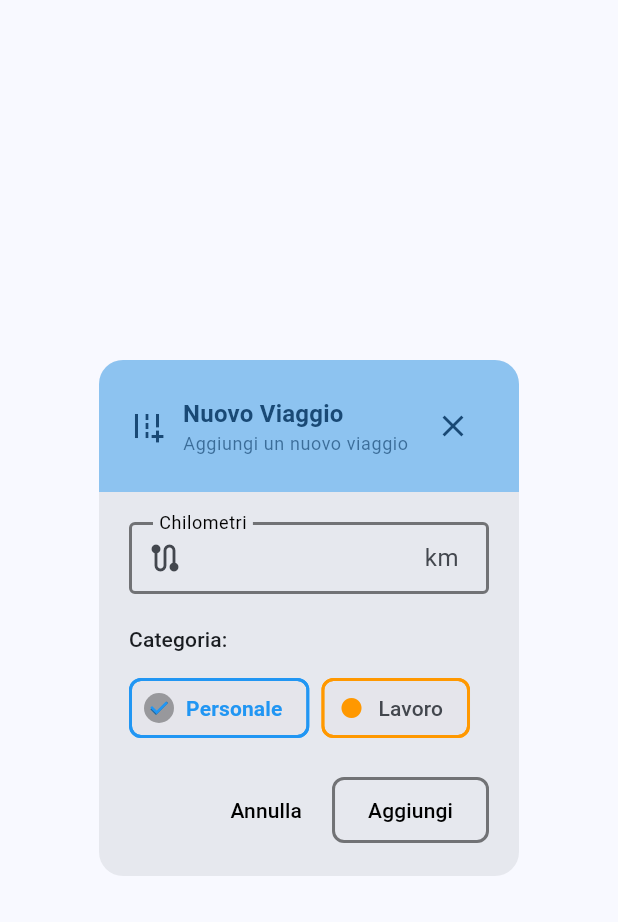
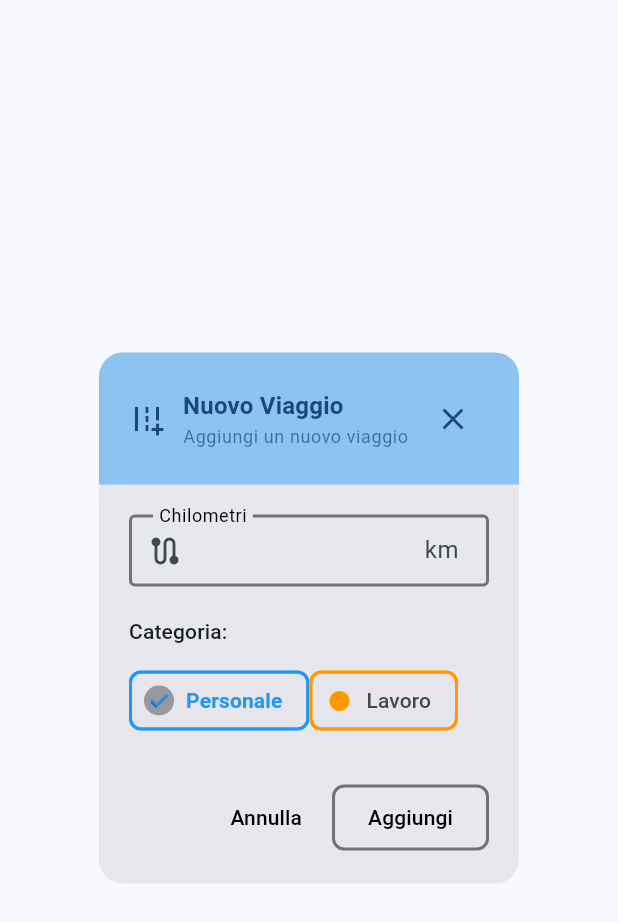
Before and after one commit to PaoloStillittano/KMCounter, a Flutter app: the AddEditEntryDialog widget shown alone on an empty page, opened directly with empty values, on a phone screen of 412 x 824 dp. Shown: the top 922 px of the screen. Run offline on Flutter 3.47's test engine with Material 3 defaults, Android fonts, the phone set to English and light mode, and no system bars; our stand-ins replace hive, hive_flutter, permission_handler, share_plus, shared_preferences; missing offline and left inert: excel; accounts and stored records are empty.

Commit message:
Fixing responsive

```diff
--- a/lib/logic/km_detail_logic.dart
+++ b/lib/logic/km_detail_logic.dart
@@ -145,7 +145,6 @@ class KmDetailLogic {
   }
 }
 
-// Il dialog rimane uguale
 class AddEditEntryDialog extends StatefulWidget {
   final KmEntry? entry;
   final DateTime selectedDate;
@@ -200,16 +199,29 @@ class _AddEditEntryDialogState extends State<AddEditEntryDialog> {
     final theme = Theme.of(context);
     final isEditing = widget.entry != null;
     final isDark = theme.brightness == Brightness.dark;
+    final mediaQuery = MediaQuery.of(context);
+    final screenHeight = mediaQuery.size.height;
+    final keyboardHeight = mediaQuery.viewInsets.bottom;
+
+    // Calcola l'altezza massima disponibile per il dialog
+    final maxHeight =
+        screenHeight - keyboardHeight - 100; // 100 per margini di sicurezza
 
     return AlertDialog(
-      // Rimuovi il title tradizionale
       title: null,
       titlePadding: EdgeInsets.zero,
       contentPadding: EdgeInsets.zero,
-      content: Column(
+      insetPadding: const EdgeInsets.symmetric(horizontal: 40, vertical: 24),
+      content: ConstrainedBox(
+        constraints: BoxConstraints(
+          maxHeight: maxHeight,
+          maxWidth: 400, // Larghezza massima per schermi grandi
+        ),
+        child: IntrinsicHeight(
+          child: Column(
             mainAxisSize: MainAxisSize.min,
             children: [
-          // Header Section ispirata a _HeaderSection
+              // Header Section - Altezza fissa
               Container(
                 padding: const EdgeInsets.all(20),
                 decoration: BoxDecoration(
@@ -264,8 +276,9 @@ class _AddEditEntryDialogState extends State<AddEditEntryDialog> {
                 ),
               ),
 
-          // Form Content
-          Padding(
+              // Form Content - Scrollabile se necessario
+              Flexible(
+                child: SingleChildScrollView(
                   padding: const EdgeInsets.all(20),
                   child: Form(
                     key: _formKey,
@@ -275,8 +288,8 @@ class _AddEditEntryDialogState extends State<AddEditEntryDialog> {
                       children: [
                         TextFormField(
                           controller: _kmController,
-                    keyboardType:
-                        const TextInputType.numberWithOptions(decimal: true),
+                          keyboardType: const TextInputType.numberWithOptions(
+                              decimal: true),
                           decoration: InputDecoration(
                             labelText: 'Chilometri',
                             labelStyle: TextStyle(
@@ -313,9 +326,8 @@ class _AddEditEntryDialogState extends State<AddEditEntryDialog> {
                           style: theme.textTheme.titleSmall,
                         ),
                         const SizedBox(height: 12),
-                  Wrap(
-                    spacing: 8,
-                    runSpacing: 8,
+                        Row(
+                          crossAxisAlignment: CrossAxisAlignment.start,
                           children: KmCategory.values.map((category) {
                             final isSelected = _selectedCategory == category;
                             final categoryColor = _getCategoryColor(category);
@@ -326,7 +338,8 @@ class _AddEditEntryDialogState extends State<AddEditEntryDialog> {
                                 category.displayName,
                                 style: TextStyle(
                                   color: isSelected ? categoryColor : null,
-                            fontWeight: isSelected ? FontWeight.bold : null,
+                                  fontWeight:
+                                      isSelected ? FontWeight.bold : null,
                                 ),
                               ),
                               avatar: Icon(
@@ -353,14 +366,20 @@ class _AddEditEntryDialogState extends State<AddEditEntryDialog> {
                               shape: RoundedRectangleBorder(
                                 borderRadius: BorderRadius.circular(8),
                               ),
+
                             );
                           }).toList(),
+                        ),
+                        // Aggiungi un po' di spazio extra per evitare che il contenuto sia troppo vicino ai bottoni
+                        const SizedBox(height: 10),
+                      ],
+                    ),
+                  ),
+                ),
               ),
             ],
           ),
         ),
-          ),
-        ],
       ),
       actions: [
         TextButton(
--- a/lib/main.dart
+++ b/lib/main.dart
@@ -65,6 +65,7 @@ class _MyAppState extends State<MyApp> {
             darkTheme: AppThemes.darkTheme,
             themeMode: themeController.themeMode,
             home: const HomePage(),
+            debugShowCheckedModeBanner: false,
           );
         },
       ),
```
Lines whose indentation alone changed are shown as unchanged.
